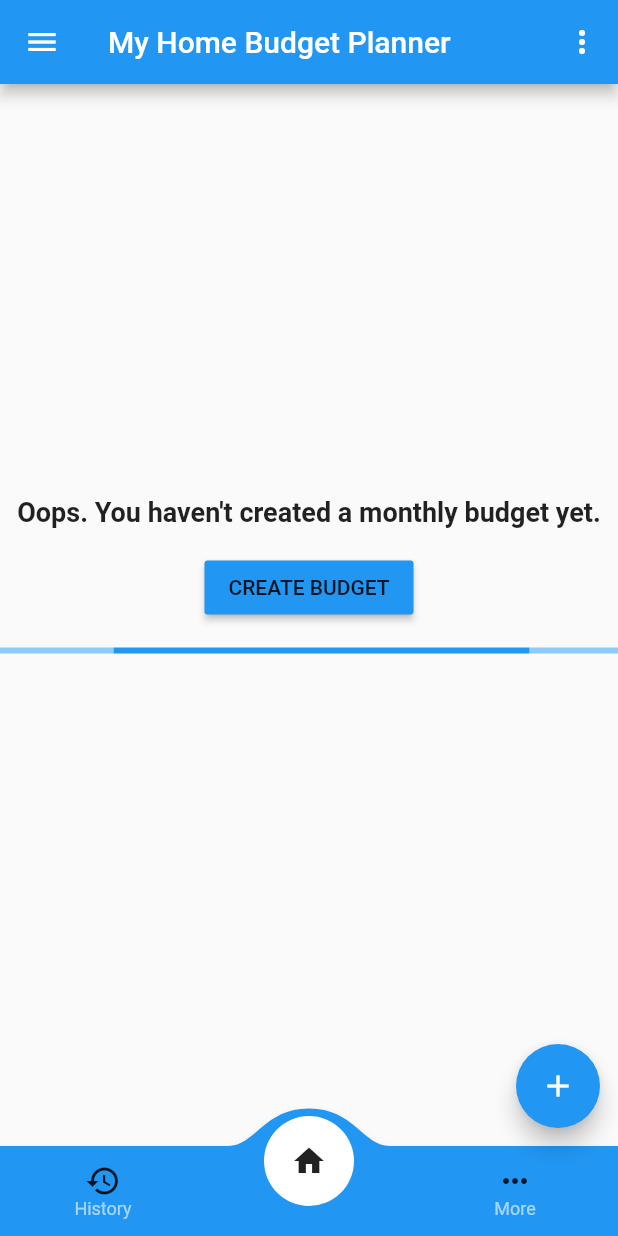
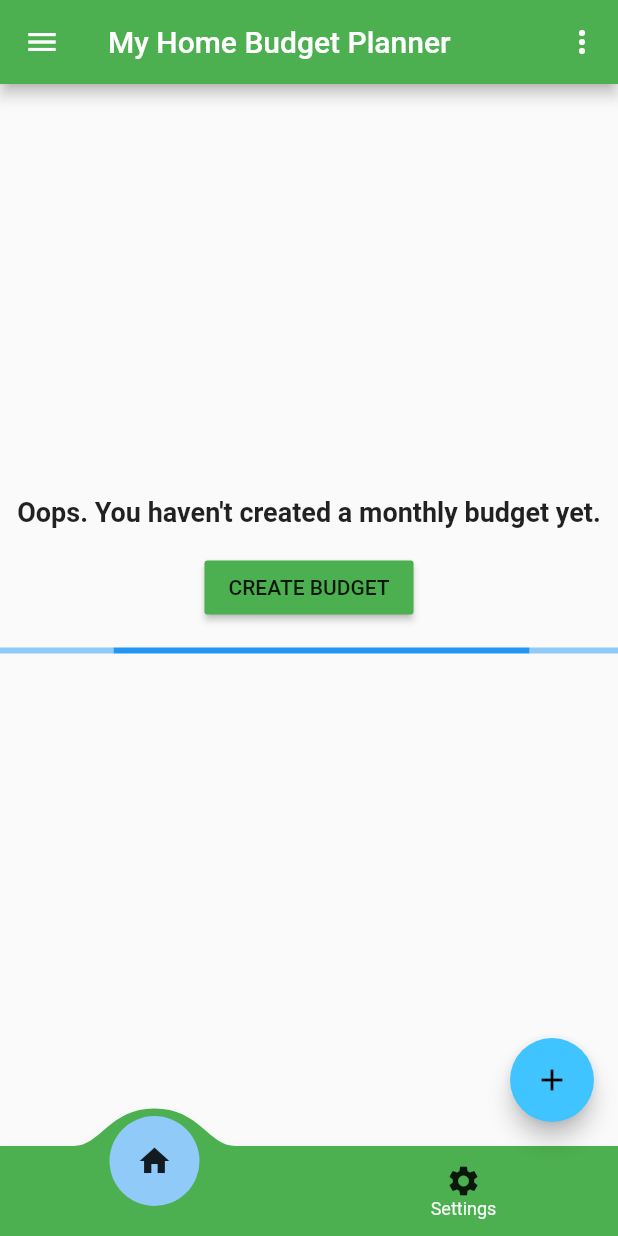
Before and after one commit to sathishnune/home-budget-planner, a Flutter app: the screen it shows after launch, on a phone screen of 412 x 824 dp. Run offline on Flutter 3.47's test engine with Material 2 defaults, Android fonts, the light colour scheme and no system bars; drawn by our look-alikes of convex_bottom_bar; our stand-ins replace charts_flutter, flutter_redux, material_design_icons_flutter, month_picker_dialog, redux, redux_thunk and 1 more; accounts and stored records are empty.

Commit message:
Using themes for customizations.

```diff
--- a/lib/home/redux/budget_home_app_reducer.dart
+++ b/lib/home/redux/budget_home_app_reducer.dart
@@ -152,6 +152,7 @@ BudgetAppState deleteMonthlyBudget(
 
 BudgetAppState addRecordToState(BudgetAppState currentState, dynamic action) {
   final List<BudgetDetails> listOfMonthRecords = <BudgetDetails>[];
+  // TODO(Sathishnune): Need fix..
   if (currentState.selectedMonthRecord != null &&
       currentState.selectedMonthRecord.listOfMonthRecords != null) {
     listOfMonthRecords
--- a/lib/home/ui/create_new_budget.dart
+++ b/lib/home/ui/create_new_budget.dart
@@ -105,7 +105,7 @@ class _AddNewBudgetFormState extends State<AddNewBudgetForm> {
                     child: Padding(
                       padding: const EdgeInsets.only(top: 16.0),
                       child: RaisedButton(
-                          color: Colors.lightBlue,
+                          color: Theme.of(context).primaryColor,
                           onPressed: () {
                             setState(() {
                               _dateController.text.isEmpty
--- a/lib/home/ui/home_budget_drawer.dart
+++ b/lib/home/ui/home_budget_drawer.dart
@@ -15,7 +15,9 @@ class MyHomeBudgetDrawer extends StatelessWidget {
         builder: (BuildContext context, BudgetAppState storeDetails) {
           return Column(
             children: [
-              const UserAccountsDrawerHeader(
+              UserAccountsDrawerHeader(
+                  decoration: BoxDecoration(
+                      color: Theme.of(context).secondaryHeaderColor),
                   accountName: Text('Sathish Nune'),
                   accountEmail: Text('Sathish8103@gmail.com')),
               Expanded(
--- a/lib/home/ui/my_home_budget_app.dart
+++ b/lib/home/ui/my_home_budget_app.dart
@@ -1,10 +1,10 @@
 import 'package:convex_bottom_bar/convex_bottom_bar.dart';
 import 'package:flutter/material.dart';
 import 'package:flutter_redux/flutter_redux.dart';
-import 'package:home_budget_app/home/redux/actions.dart';
 import 'package:home_budget_app/home/redux/budget_app_state.dart';
 import 'package:home_budget_app/home/redux/thunk_actions.dart';
 import 'package:home_budget_app/home/ui/add_new_item.dart';
+import 'package:home_budget_app/home/ui/analytics.dart';
 import 'package:home_budget_app/home/ui/budget_details.dart';
 import 'package:home_budget_app/home/ui/create_new_budget.dart';
 import 'package:home_budget_app/home/ui/edit_modal.dart';
@@ -15,45 +15,99 @@ import 'package:home_budget_app/home/ui/summary_cards.dart';
 import 'package:home_budget_app/home/ui/utilities.dart';
 import 'package:redux/redux.dart';
 
-class MyHomeBudgetApp extends StatelessWidget {
+class MyHomeBudgetApp extends StatefulWidget {
   const MyHomeBudgetApp({this.store});
 
   final Store<BudgetAppState> store;
 
   @override
+  _MyHomeBudgetAppState createState() => _MyHomeBudgetAppState();
+}
+
+class _MyHomeBudgetAppState extends State<MyHomeBudgetApp> {
+  ThemeData _themeData(BuildContext context) {
+    ThemeData baseTheme = ThemeData.light();
+
+    final Brightness systemBrightness =
+        MediaQueryData.fromWindow(WidgetsBinding.instance.window)
+            .platformBrightness;
+    if (Brightness.dark == systemBrightness) {
+      baseTheme = ThemeData.dark();
+    }
+
+    final Color primaryColor = Colors.green;
+    final Color secondaryColor = Colors.lightBlueAccent;
+
+    return baseTheme.copyWith(
+        brightness: Brightness.light,
+        primaryColor: primaryColor,
+        secondaryHeaderColor: secondaryColor,
+        floatingActionButtonTheme: FloatingActionButtonThemeData(
+            foregroundColor: Colors.black, backgroundColor: secondaryColor));
+  }
+
+  @override
   Widget build(BuildContext context) {
     return StoreProvider<BudgetAppState>(
-        store: store,
+        store: widget.store,
         child: MaterialApp(
-          debugShowCheckedModeBanner: false,
+          theme: _themeData(context),
+          darkTheme: ThemeData.dark(),
+          themeMode: ThemeMode.system,
           title: 'My Home Budget Planner',
           home: HomeWidget(),
         ));
   }
 }
 
-class HomeWidget extends StatelessWidget {
+class HomeWidget extends StatefulWidget {
+  @override
+  _HomeWidgetState createState() => _HomeWidgetState();
+}
+
+class _HomeWidgetState extends State<HomeWidget> {
+  final List<Widget> appBodyList = <Widget>[MyHomeBudgetAppBody(), Analytics()];
+  int _selectedIndex = 0;
+
+  Widget _bottomNavigationBar() {
+    return ConvexAppBar(
+      style: TabStyle.reactCircle,
+      backgroundColor: Theme.of(context).primaryColor,
+      color: Theme.of(context).selectedRowColor,
+      activeColor: Theme.of(context).backgroundColor,
+      initialActiveIndex: _selectedIndex,
+      height: 60,
+      items: <TabItem>[
+        const TabItem<Icon>(
+          icon: Icon(Icons.home),
+          title: 'Details',
+        ),
+        const TabItem<Icon>(icon: Icon(Icons.settings), title: 'Settings')
+      ],
+      onTap: (int i) {
+        print('click index= $i');
+        setState(() {
+          _selectedIndex = i;
+        });
+      },
+    );
+  }
+
   @override
   Widget build(BuildContext context) {
     return Scaffold(
-        floatingActionButtonLocation: FloatingActionButtonLocation.miniEndFloat,
-        bottomNavigationBar: ConvexAppBar(
-          style: TabStyle.reactCircle,
-          initialActiveIndex: 1,
-          height: 60,
-          items: [
-            const TabItem<Icon>(icon: Icon(Icons.history), title: 'History'),
-            TabItem<dynamic>(icon: Icon(Icons.home), title: 'Home'),
-            TabItem<dynamic>(icon: Icon(Icons.more_horiz), title: 'More')
-          ],
-          onTap: (int i) => {print('click index= $i')},
-        ),
+        floatingActionButtonLocation: FloatingActionButtonLocation.endFloat,
+        bottomNavigationBar: _bottomNavigationBar(),
         appBar: AppBar(
           title: const Text('My Home Budget Planner'),
-          actions: [PopupMenuItems()],
+          actions: <Widget>[PopupMenuItems()],
         ),
-        body: MyHomeBudgetAppBody(),
+        body: appBodyList[_selectedIndex],
         floatingActionButton: FloatingActionButton(
+            backgroundColor:
+                Theme.of(context).floatingActionButtonTheme.backgroundColor,
+            foregroundColor:
+                Theme.of(context).floatingActionButtonTheme.foregroundColor,
             child: const Icon(Icons.add),
             onPressed: () {
               final Store<BudgetAppState> _state =
@@ -69,6 +123,7 @@ class HomeWidget extends StatelessWidget {
               } else {
                 final Widget _okButton = FlatButton(
                   child: const Text('Okay'),
+                  textColor: Theme.of(context).primaryColor,
                   onPressed: () {
                     Navigator.pop(context);
                   },
@@ -80,7 +135,7 @@ class HomeWidget extends StatelessWidget {
                         title: const Text('No month budget created!!'),
                         content: const Text(
                             'Please create monthly budget to add the record'),
-                        actions: [_okButton],
+                        actions: <Widget>[_okButton],
                       );
                     });
               }
@@ -111,7 +166,7 @@ class MyHomeBudgetAppBody extends StatelessWidget {
       child: Column(
         mainAxisAlignment: MainAxisAlignment.center,
         children: <Widget>[
-          Text(
+          const Text(
             "Oops. You haven't created a monthly budget yet.",
             style: TextStyle(fontWeight: FontWeight.bold, fontSize: 18),
           ),
@@ -119,7 +174,7 @@ class MyHomeBudgetAppBody extends StatelessWidget {
             padding: const EdgeInsets.all(16.0),
             child: RaisedButton(
               child: const Text('CREATE BUDGET'),
-              color: Colors.blue,
+              color: Theme.of(context).primaryColor,
               onPressed: () {
                 createNewBudget(context);
               },
@@ -151,16 +206,21 @@ class MyHomeBudgetAppBody extends StatelessWidget {
               Container(),
             if (storeDetails.selectedMonthRecord != null)
               Expanded(
-                child: (null == storeDetails.selectedMonthRecord.listOfMonthRecords ||
-                        storeDetails.selectedMonthRecord.listOfMonthRecords.isEmpty)
+                child: (null ==
+                            storeDetails
+                                .selectedMonthRecord.listOfMonthRecords ||
+                        storeDetails
+                            .selectedMonthRecord.listOfMonthRecords.isEmpty)
                     ? _noDetailsMonthlyBudget()
                     : ListView.builder(
-                        itemCount: storeDetails.selectedMonthRecord.listOfMonthRecords.length,
+                        itemCount: storeDetails
+                            .selectedMonthRecord.listOfMonthRecords.length,
                         itemBuilder: (BuildContext context, int index) {
                           return Padding(
                             padding: const EdgeInsets.all(5.0),
                             child: _budgetCardItemBuilder(
-                                storeDetails.selectedMonthRecord.listOfMonthRecords[index],
+                                storeDetails.selectedMonthRecord
+                                    .listOfMonthRecords[index],
                                 context),
                           );
                         },
@@ -188,7 +248,8 @@ class MyHomeBudgetAppBody extends StatelessWidget {
                   isThreeLine: false,
                   title: Text(budgetDetails.title),
                   trailing: IconButton(
-                    icon: const Icon(Icons.edit_sharp),
+                    icon: Icon(Icons.edit,
+                        color: Theme.of(context).iconTheme.color),
                     onPressed: () => <void>{
                       if (budgetDetails != null)
                         <void>{
@@ -211,17 +272,15 @@ class MyHomeBudgetAppBody extends StatelessWidget {
                       Padding(
                         padding: const EdgeInsets.only(left: 15, bottom: 5),
                         child: Text(
-                            'Amount: $_rupeeSymbol${budgetDetails.amount}'),
+                            'Amount: $_rupeeSymbol${formatNumber(budgetDetails.amount)}'),
                       ),
                       const Spacer(),
                       StatusSwitch(budgetDetails: budgetDetails),
                       Padding(
                         padding: const EdgeInsets.only(right: 15),
                         child: IconButton(
-                            icon: const Icon(
-                              Icons.delete,
-                              color: Colors.black45,
-                            ),
+                            icon: Icon(Icons.delete_rounded,
+                                color: Theme.of(context).iconTheme.color),
                             onPressed: () => <void>{
                                   _deleteBudgetListItem(context, budgetDetails)
                                 }),
@@ -248,12 +307,14 @@ class MyHomeBudgetAppBody extends StatelessWidget {
   void _deleteBudgetListItem(BuildContext context, BudgetDetails details) {
     final Widget cancelButton = FlatButton(
       child: const Text('Cancel'),
+      textColor: Theme.of(context).primaryColor,
       onPressed: () {
         Navigator.pop(context);
       },
     );
     final Widget continueButton = FlatButton(
       child: const Text('Delete'),
+      textColor: Theme.of(context).primaryColor,
       onPressed: () {
         final Store<BudgetAppState> state =
             StoreProvider.of<BudgetAppState>(context);
--- a/lib/home/ui/popup_menu.dart
+++ b/lib/home/ui/popup_menu.dart
@@ -21,6 +21,7 @@ class _PopupMenuItemsState extends State<PopupMenuItems> {
         setState(() {
           final Widget _cancelButton = FlatButton(
             child: const Text('Cancel'),
+            textColor: Theme.of(context).primaryColor,
             onPressed: () {
               Navigator.pop(context);
             },
@@ -28,6 +29,7 @@ class _PopupMenuItemsState extends State<PopupMenuItems> {
 
           final Widget _okButton = FlatButton(
             child: const Text('Okay'),
+            textColor: Theme.of(context).primaryColor,
             onPressed: () {
               Navigator.pop(context);
             },
@@ -35,6 +37,7 @@ class _PopupMenuItemsState extends State<PopupMenuItems> {
 
           final Widget _continueButton = FlatButton(
             child: const Text('Delete'),
+            textColor: Theme.of(context).primaryColor,
             onPressed: () {
               _state.dispatch(
                   deleteMonthlyBudget(_state.state.selectedMonthRecord));
--- a/lib/home/ui/status_switch.dart
+++ b/lib/home/ui/status_switch.dart
@@ -23,6 +23,7 @@ class _StatusSwitchState extends State<StatusSwitch> {
       child: Row(children: [
         const Text('Completed: '),
         Switch(
+          activeColor: Theme.of(context).primaryColor,
           value: widget.budgetDetails.isCompleted,
           onChanged: (bool value) {
             setState(() {
--- a/lib/home/ui/summary_cards.dart
+++ b/lib/home/ui/summary_cards.dart
@@ -1,6 +1,7 @@
 import 'package:flutter/material.dart';
 import 'package:home_budget_app/home/model/home_budget_overview.dart';
 import 'package:home_budget_app/home/ui/home_budget_metrics.dart';
+import 'package:home_budget_app/home/ui/utilities.dart';
 
 class SummaryCards extends StatefulWidget {
   const SummaryCards(
@@ -93,7 +94,7 @@ class _SummaryCardsState extends State<SummaryCards> {
                     ),
                   ),
                   Padding(
-                    padding: const EdgeInsets.only(left: 16),
+                    padding: const EdgeInsets.only(left: 8),
                     child: RichText(
                       text: TextSpan(
                           style: const TextStyle(
@@ -103,7 +104,7 @@ class _SummaryCardsState extends State<SummaryCards> {
                                 text: '$transType: ',
                                 style: const TextStyle(color: Colors.black)),
                             TextSpan(
-                                text: '$_rupeeSymbol $amount',
+                                text: '$_rupeeSymbol${formatNumber(amount)}',
                                 style: TextStyle(color: color))
                           ]),
                     ),
--- a/lib/main.dart
+++ b/lib/main.dart
@@ -4,6 +4,8 @@ import 'package:home_budget_app/home/redux/actions.dart';
 import 'package:home_budget_app/home/redux/budget_app_state.dart';
 import 'package:home_budget_app/home/redux/budget_home_app_reducer.dart';
 import 'package:home_budget_app/home/redux/thunk_actions.dart';
+import 'package:home_budget_app/home/ui/budget_details.dart';
+import 'package:home_budget_app/home/ui/home_budget_metrics.dart';
 import 'package:home_budget_app/home/ui/my_home_budget_app.dart';
 import 'package:home_budget_app/home/ui/utilities.dart';
 import 'package:redux/redux.dart';
@@ -12,7 +14,7 @@ import 'package:redux_thunk/redux_thunk.dart';
 void main() {
   final BudgetAppState _initialState = BudgetAppState(
       monthRecords: <HomeBudgetOverview>[],
-      budgetMetrics: updateTotalAmountsRef([]),
+      budgetMetrics: updateTotalAmountsRef(<BudgetDetails>[]),
       isLoading: false,
       isCreateNewBudgetValid: true);
   final Store<BudgetAppState> _store = Store<BudgetAppState>(applicationReducer,
```
Also changed, not shown: lib/home/ui/add_new_item.dart (+5 -13 lines), lib/home/ui/analytics.dart (added, +10 -0 lines), lib/home/ui/edit_modal.dart (+8 -10 lines), lib/home/ui/utilities.dart (+7 -0 lines).
